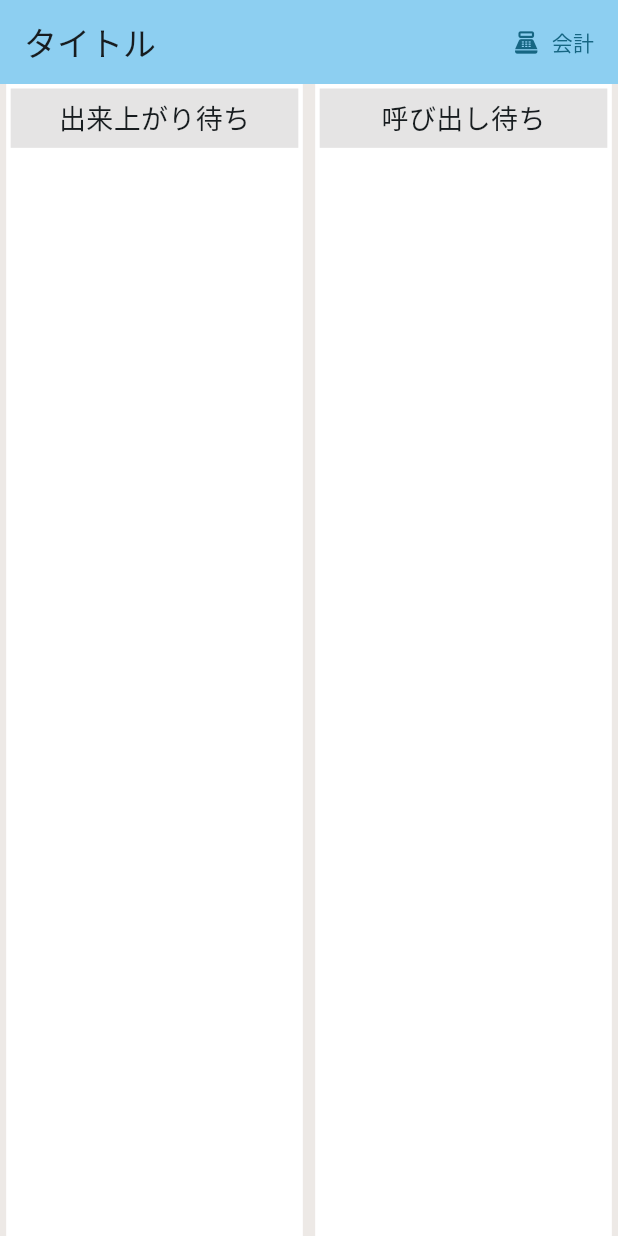
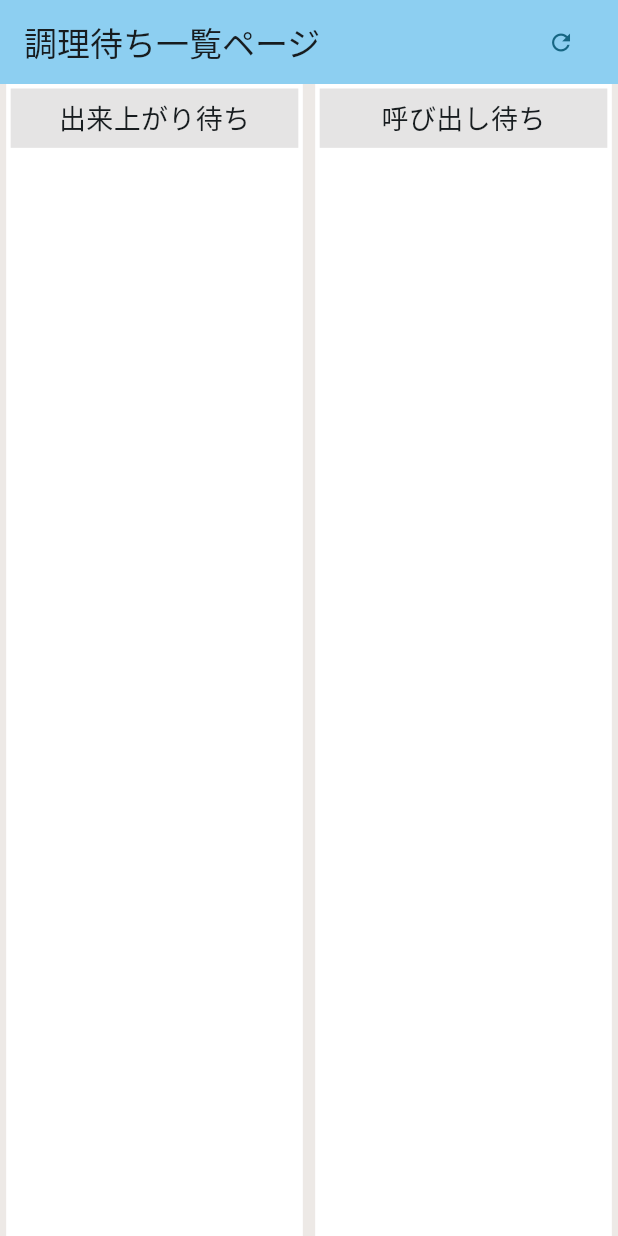
Before and after one commit to ht325ver0/Oder_application, a Flutter app: the screen it shows after launch, on a phone screen of 412 x 824 dp. Run offline on Flutter 3.47's test engine with Material 3 defaults, Android fonts, the phone set to English and light mode, and no system bars; our stand-ins replace cloud_firestore, firebase_core; accounts and stored records are empty.

Commit message:
10/28 最新

```diff
--- a/lib/firestore.dart
+++ b/lib/firestore.dart
@@ -87,7 +87,7 @@ class Firestore{
 
       debugPrint('Getting document for today: $today');
 
-      for(int i = 0; i < counter; i++){
+      for(int i = 1; i <= counter; i++){
         CollectionReference customer = todayData.collection('${i}');
         QuerySnapshot customerSnapshot = await customer.get();
 
--- a/lib/main.dart
+++ b/lib/main.dart
@@ -40,13 +40,14 @@ class MyApp extends StatelessWidget {
   @override
   Widget build(BuildContext context) {
     return MaterialApp(
+      debugShowCheckedModeBanner: false,
       title: 'Flutter Demo',
       theme: ThemeData(
         colorScheme: ColorScheme.fromSeed(seedColor: Color.fromARGB(255, 58, 146, 183)),
         useMaterial3: true,
 
       ),
-      home: CallWaittingPage(title: 'タイトル',waitingOder:  {},callingOder: {},counter: 0,),
+      home: CallWaittingPage(title: '調理待ち一覧ページ',waitingOder:  {},callingOder: {},counter: 0,),
     );
   }
 }
--- a/lib/pages/CallWaittingPage.dart
+++ b/lib/pages/CallWaittingPage.dart
@@ -138,9 +138,15 @@ class _CallWaittingPage extends State<CallWaittingPage> {
 
           actions: [
             TextButton.icon(
-              icon: const Icon(Icons.point_of_sale),
-              label: const Text('会計',selectionColor: Color.fromARGB(0, 0, 100, 0),),
-              onPressed: () => {},
+              icon: const Icon(Icons.refresh),
+              label: const Text('',selectionColor: Color.fromARGB(0, 0, 100, 0),),
+              onPressed: () => {
+                Navigator.pushReplacement(
+                  context,
+                  MaterialPageRoute(
+                      builder: (BuildContext context) => super.widget)
+                )
+              },
             ),
           ],
         ),
```
Also changed, not shown: 3 other files.
